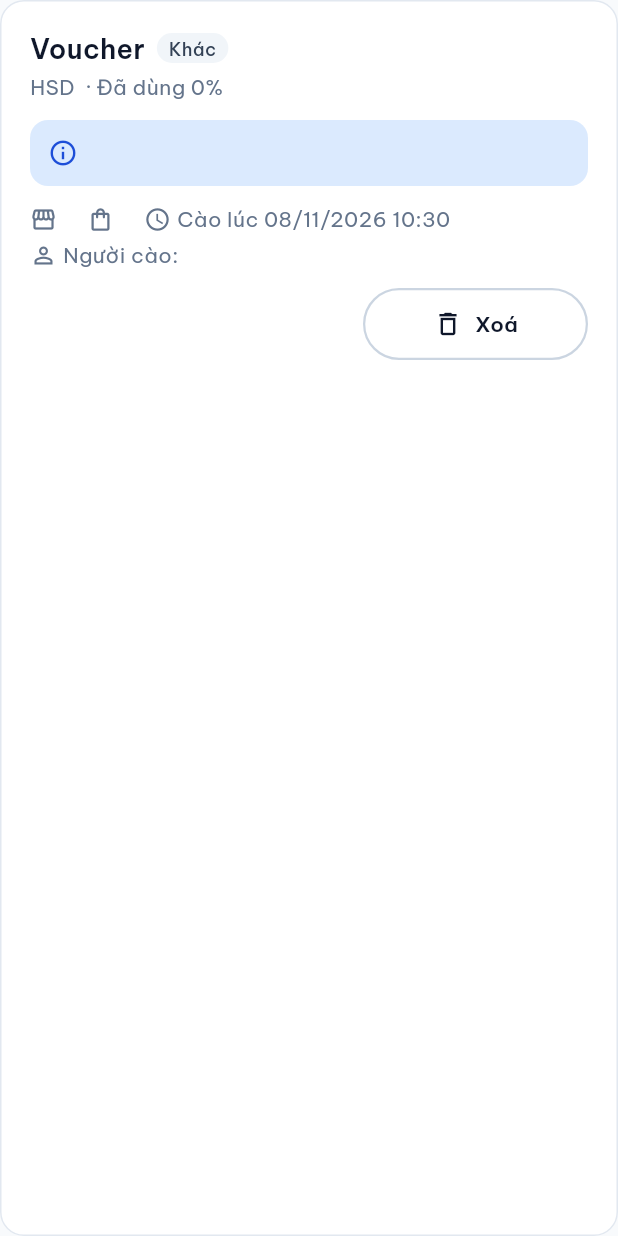
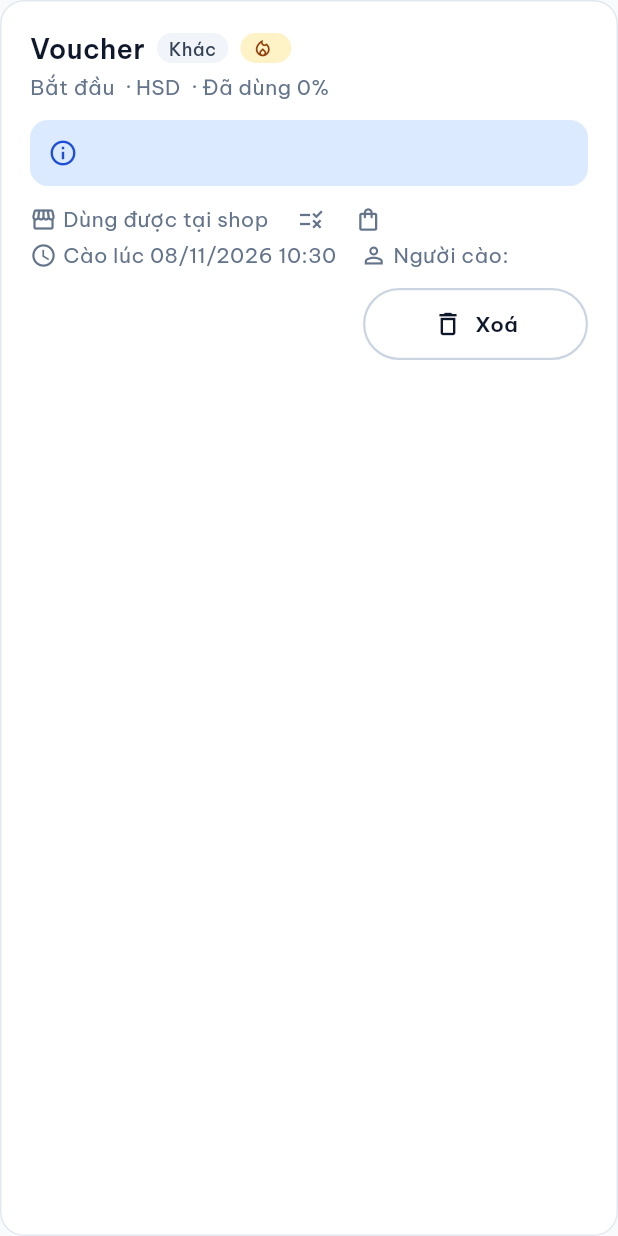
Before and after one commit to hoanghuan2005/prm393_lab03, a Flutter app: the _VoucherCard widget shown alone on an empty page, opened directly with empty values, on a phone screen of 412 x 824 dp. Run offline on Flutter 3.47's test engine with Material 3 defaults, Android fonts, the phone set to English and light mode, and no system bars; our stand-ins replace cloud_firestore, firebase_ai, firebase_analytics, firebase_auth, firebase_core, firebase_crashlytics and 13 more; missing offline and left inert: file_saver, firebase_app_check, mobile_scanner; accounts and stored records are empty.

Commit message:
feat(admin): voucher shop/expiry/sale details and delete-all
- Shopee vouchers page: sale badge, start time, full expiry date,
  "usable at shop X" and other shops offering the same voucher
- Delete all / delete the vouchers matching the current filters
  (batched, with confirmation)
- Ignore shop names that are really status lines ("Không có sẵn")
- firestore.rules: shopeeVouchers accepts expiresDate, startsText,
  saleLabel and appliesText

Co-Authored-By: Claude Opus 5.5 <noreply@anthropic.com>

```diff
--- a/prm393_flutter_admin/lib/models/shopee_voucher.dart
+++ b/prm393_flutter_admin/lib/models/shopee_voucher.dart
@@ -45,6 +45,18 @@ class ShopeeVoucher {
   final int? usedPct;
   final int? minQty;
   final String? expiresText;
+
+  /// "2026-10-31" when the page showed the full date
+  final String? expiresDate;
+
+  /// Not usable yet: "00:00 11/11" or "còn 2 giờ"
+  final String? startsText;
+
+  /// Sale the voucher belongs to: "11.11 · Siêu Sale"
+  final String? saleLabel;
+
+  /// "Áp dụng cho …" as written on the voucher
+  final String? appliesText;
   final String? shopId;
   final String? shopName;
   final String? productTitle;
@@ -65,6 +77,10 @@ class ShopeeVoucher {
     this.usedPct,
     this.minQty,
     this.expiresText,
+    this.expiresDate,
+    this.startsText,
+    this.saleLabel,
+    this.appliesText,
     this.shopId,
     this.shopName,
     this.productTitle,
@@ -88,11 +104,26 @@ class ShopeeVoucher {
       usedPct: readInt(data['usedPct']),
       minQty: readInt(data['minQty']),
       expiresText: readText(data['expiresText']),
+      expiresDate: readText(data['expiresDate']),
+      startsText: readText(data['startsText']),
+      saleLabel: readText(data['saleLabel']),
+      appliesText: readText(data['appliesText']),
       shopId: readText(data['shopId']),
-      shopName: readText(data['shopName']),
+      shopName: _realShopName(readText(data['shopName'])),
       productTitle: readText(data['productTitle']),
     );
   }
+
+  /// Older extension builds could save a status line of the shop box
+  /// ("Không có sẵn", "Online 5 phút trước"…) as the shop name: ignore it.
+  static final _notAShopName = RegExp(
+    r'có sẵn|hết hàng|online|hoạt động|truy cập|phản hồi|theo dõi|tham gia|'
+    r'^(xem shop|chat ngay|chat|đánh giá|sản phẩm)$',
+    caseSensitive: false,
+  );
+
+  static String? _realShopName(String? name) =>
+      name == null || _notAShopName.hasMatch(name) ? null : name;
 
   /// "Giảm 20.000 ₫", "Giảm 10% tối đa 50.000 ₫", "Miễn phí vận chuyển"…
   String get valueLabel {
@@ -116,11 +147,32 @@ class ShopeeVoucher {
     }
   }
 
+  /// Where the voucher can be used: the shop for a shop voucher, the whole
+  /// platform for a Shopee voucher, or the "Áp dụng cho …" text if any.
+  /// A voucher scraped from a product page is one Shopee offers for that
+  /// product, so it can be used at that product's shop whatever its scope.
+  String? get usableAt {
+    if (shopName != null && (shopId != null || scope == VoucherScope.shop)) {
+      return 'Dùng được tại shop $shopName';
+    }
+    if (appliesText != null) return appliesText;
+    if (scope == VoucherScope.platform) return 'Toàn sàn Shopee';
+    return null;
+  }
+
+  /// Same voucher text whatever shop it was scraped at (platform vouchers
+  /// appear once per shop)
+  String get sameVoucherKey => raw.toLowerCase();
+
   /// "Đơn tối thiểu 99.000 ₫ · HSD 30.11 · Đã dùng 80%"
   String get conditionLabel => [
     if (minSpendVnd != null && minSpendVnd! > 0)
       'Đơn tối thiểu ${formatVnd(minSpendVnd!)}',
-    if (expiresText != null) 'HSD $expiresText',
+    if (startsText != null) 'Bắt đầu $startsText',
+    if (expiresDate != null)
+      'HSD ${expiresDate!.split('-').reversed.join('/')}'
+    else if (expiresText != null)
+      'HSD $expiresText',
     if (usedPct != null) 'Đã dùng $usedPct%',
   ].join(' · ');
 }
--- a/prm393_flutter_admin/lib/screens/shopee_vouchers_screen.dart
+++ b/prm393_flutter_admin/lib/screens/shopee_vouchers_screen.dart
@@ -45,6 +45,28 @@ class _ShopeeVouchersScreenState extends State<ShopeeVouchersScreen> {
     if (mounted) showMessage(context, error ?? 'Đã xoá voucher.');
   }
 
+  Future<void> _deleteVisible() async {
+    final vm = context.read<ShopeeVouchersViewModel>();
+    final count = vm.visible.length;
+    if (count == 0) return;
+    final filtered = count != vm.totalCount;
+    final ok = await ConfirmDialog.show(
+      context,
+      title: filtered
+          ? 'Xoá $count voucher đang hiện?'
+          : 'Xoá tất cả $count voucher?',
+      message:
+          '${filtered ? 'Các voucher khớp bộ lọc hiện tại' : 'Toàn bộ voucher đang tải'} '
+          'sẽ bị xoá khỏi Firebase và không khôi phục được. '
+          'Lần cào sau, voucher còn trên Shopee sẽ được thêm lại.',
+      confirmLabel: 'Xoá $count voucher',
+      isDanger: true,
+    );
+    if (!ok || !mounted) return;
+    final error = await vm.deleteVisible();
+    if (mounted) showMessage(context, error ?? 'Đã xoá $count voucher.');
+  }
+
   Future<void> _copyLink(ShopeeVoucher v) async {
     await Clipboard.setData(ClipboardData(text: v.sourceUrl));
     if (mounted) showMessage(context, 'Đã chép link trang Shopee.');
@@ -86,6 +108,26 @@ class _ShopeeVouchersScreenState extends State<ShopeeVouchersScreen> {
               ),
             ],
           ),
+          if (vm.visible.isNotEmpty)
+            OutlinedButton.icon(
+              onPressed: vm.deletingAll ? null : _deleteVisible,
+              style: OutlinedButton.styleFrom(
+                foregroundColor: Theme.of(context).colorScheme.error,
+              ),
+              icon: vm.deletingAll
+                  ? const SizedBox.square(
+                      dimension: 16,
+                      child: CircularProgressIndicator(strokeWidth: 2),
+                    )
+                  : const Icon(Icons.delete_sweep_outlined),
+              label: Text(
+                vm.deletingAll
+                    ? 'Đang xoá…'
+                    : vm.visible.length == vm.totalCount
+                    ? 'Xoá tất cả (${vm.totalCount})'
+                    : 'Xoá ${vm.visible.length} voucher đang hiện',
+              ),
+            ),
         ],
       ),
     ),
@@ -117,6 +159,7 @@ class _ShopeeVouchersScreenState extends State<ShopeeVouchersScreen> {
                     const SizedBox(height: AppDimens.space12),
                 itemBuilder: (context, i) => _VoucherCard(
                   voucher: items[i],
+                  otherShops: vm.otherShopsFor(items[i]),
                   busy: vm.isBusy(items[i].id),
                   onCopyLink: () => _copyLink(items[i]),
                   onDelete: () => _delete(items[i]),
@@ -132,12 +175,14 @@ class _ShopeeVouchersScreenState extends State<ShopeeVouchersScreen> {
 
 class _VoucherCard extends StatelessWidget {
   final ShopeeVoucher voucher;
+  final List<String> otherShops;
   final bool busy;
   final VoidCallback onCopyLink;
   final VoidCallback onDelete;
 
   const _VoucherCard({
     required this.voucher,
+    this.otherShops = const [],
     required this.busy,
     required this.onCopyLink,
     required this.onDelete,
@@ -168,6 +213,12 @@ class _VoucherCard extends StatelessWidget {
               children: [
                 Text(v.valueLabel, style: t.text(AppTextStyles.titleLarge)),
                 StatusBadge(label: v.scope.label, tone: scopeTone),
+                if (v.saleLabel != null)
+                  StatusBadge(
+                    label: v.saleLabel!,
+                    tone: BadgeTone.warning,
+                    icon: Icons.local_fire_department_outlined,
+                  ),
                 if (v.unavailable)
                   const StatusBadge(
                     label: 'Hết lượt / đã dùng',
@@ -187,8 +238,18 @@ class _VoucherCard extends StatelessWidget {
               spacing: AppDimens.space16,
               runSpacing: AppDimens.space4,
               children: [
-                if (v.shopName != null)
-                  _Fact(icon: Icons.storefront_outlined, text: v.shopName!),
+                if (v.usableAt != null)
+                  _Fact(icon: Icons.storefront_outlined, text: v.usableAt!),
+                if (v.appliesText != null && v.usableAt != v.appliesText)
+                  _Fact(icon: Icons.rule, text: v.appliesText!),
+                if (otherShops.isNotEmpty)
+                  _Fact(
+                    icon: Icons.store_mall_directory_outlined,
+                    text:
+                        'Cũng dùng được ở ${otherShops.length} shop khác: '
+                        '${otherShops.take(5).join(', ')}'
+                        '${otherShops.length > 5 ? '…' : ''}',
+                  ),
                 if (v.productTitle != null)
                   _Fact(
                     icon: Icons.shopping_bag_outlined,
```
Also changed, not shown: prm393_flutter_admin/lib/services/shopee_voucher_service.dart (+14 -0 lines), prm393_flutter_admin/lib/viewmodels/shopee_vouchers_viewmodel.dart (+51 -10 lines), 3 other files.
